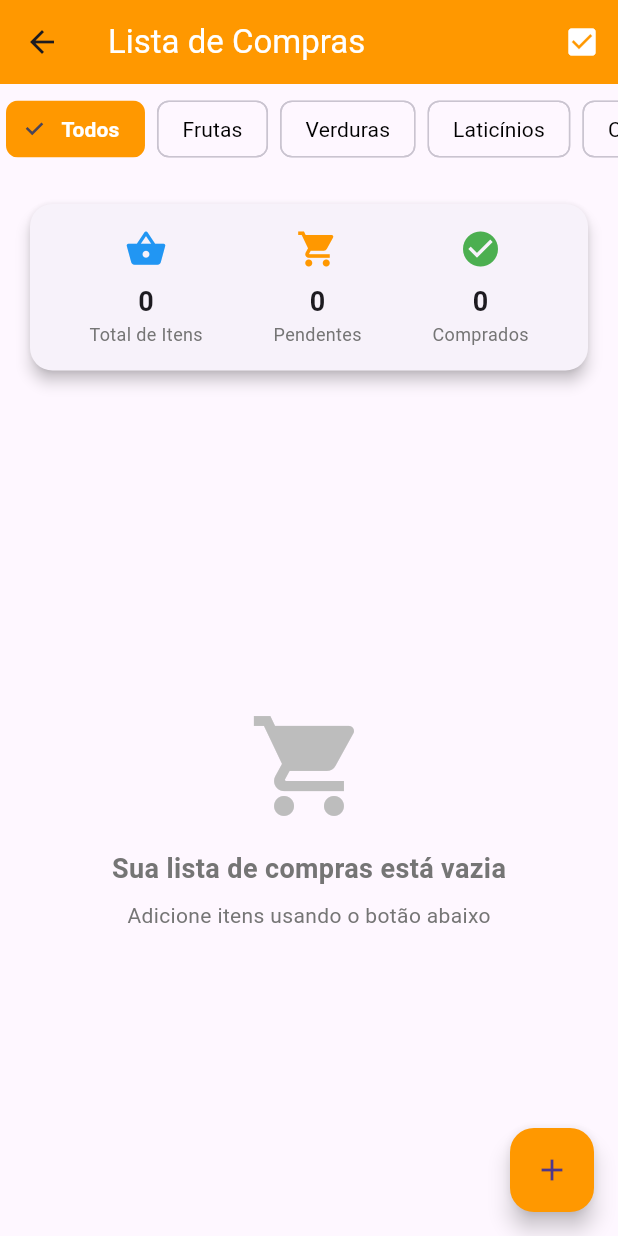
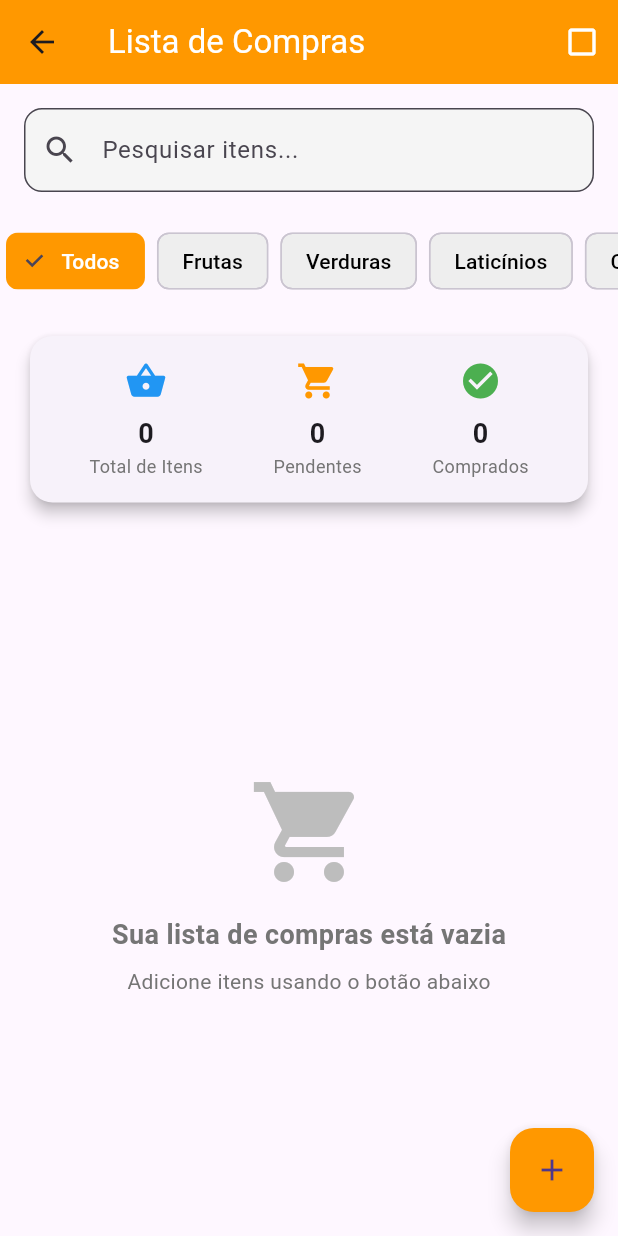
Before and after one commit to RafaelAndeloci/pdm_fatec_1, a Flutter app: the ShoppingListScreen screen opened directly, after a tap on the "check box outline blank" icon, on a phone screen of 412 x 824 dp. Run offline on Flutter 3.47's test engine with Material 3 defaults, Android fonts, the phone set to English and light mode, and no system bars; our stand-ins replace cloud_firestore, device_preview, firebase_auth, firebase_core, get_it, shared_preferences; accounts and stored records are empty.

Commit message:
feat(shopping-list): adicionando pesquisa de lista de compra

```diff
--- a/lib/controller/shopping_list/shopping_list_controller.dart
+++ b/lib/controller/shopping_list/shopping_list_controller.dart
@@ -10,15 +10,36 @@ class ShoppingListController with ChangeNotifier {
   final FirestoreService _firestoreService;
   List<ShoppingItem> _items = [];
   String? _userId;
+  String _searchQuery = '';
+  String _selectedCategory = 'Todos';
+  bool _showOnlyPending = true;
 
   ShoppingListController(this._storageService, this._firestoreService) {
     _loadItems();
   }
 
   List<ShoppingItem> get items => _items;
+  String get searchQuery => _searchQuery;
+  String get selectedCategory => _selectedCategory;
+  bool get showOnlyPending => _showOnlyPending;
 
   void setUserId(String? userId) {
     _userId = userId;
+    _loadItems();
+  }
+
+  void setSearchQuery(String query) {
+    _searchQuery = query;
+    _loadItems();
+  }
+
+  void setSelectedCategory(String category) {
+    _selectedCategory = category;
+    _loadItems();
+  }
+
+  void setShowOnlyPending(bool showOnlyPending) {
+    _showOnlyPending = showOnlyPending;
     _loadItems();
   }
 
@@ -43,22 +64,61 @@ class ShoppingListController with ChangeNotifier {
   // Carregar itens do armazenamento
   Future<void> _loadItems() async {
     if (_userId != null) {
-      // Carregar do Firestore
-      _firestoreService.getUserShoppingList(_userId!).listen((items) {
-        _items = items;
-        notifyListeners();
-      });
+      // Carregar do Firestore com filtros
+      _firestoreService
+          .searchShoppingItems(
+            _userId!,
+            searchQuery: _searchQuery,
+            category: _selectedCategory,
+            showOnlyPending: _showOnlyPending,
+          )
+          .listen((items) {
+            _items = items;
+            notifyListeners();
+          });
     } else if (_storageService.hasKey(_storageKey)) {
       // Carregar do armazenamento local
       final itemsData = _storageService.getList(_storageKey);
       if (itemsData != null) {
         _items = itemsData.map((data) => ShoppingItem.fromMap(data)).toList();
+        // Aplicar filtros localmente
+        _applyFilters();
         notifyListeners();
       }
     } else {
       _items = [];
       notifyListeners();
     }
+  }
+
+  // Aplicar filtros localmente (para armazenamento local)
+  void _applyFilters() {
+    var filteredItems = _items;
+
+    // Filtrar por categoria
+    if (_selectedCategory != 'Todos') {
+      filteredItems =
+          filteredItems
+              .where((item) => item.category == _selectedCategory)
+              .toList();
+    }
+
+    // Filtrar por status
+    if (_showOnlyPending) {
+      filteredItems = filteredItems.where((item) => !item.isChecked).toList();
+    }
+
+    // Filtrar por texto de busca
+    if (_searchQuery.isNotEmpty) {
+      final query = _searchQuery.toLowerCase();
+      filteredItems =
+          filteredItems.where((item) {
+            return item.name.toLowerCase().contains(query) ||
+                item.notes.toLowerCase().contains(query);
+          }).toList();
+    }
+
+    _items = filteredItems;
   }
 
   // Adicionar um novo item
--- a/lib/model/shopping_item_model.dart
+++ b/lib/model/shopping_item_model.dart
@@ -1,6 +1,7 @@
 class ShoppingItem {
   final String id;
   final String name;
+  final String name_lower; // Campo para busca case-insensitive
   final double quantity;
   final String unit;
   final String category;
@@ -15,13 +16,14 @@ class ShoppingItem {
     required this.category,
     this.isChecked = false,
     this.notes = '',
-  });
+  }) : name_lower = name.toLowerCase();
 
   // Converter o objeto para um mapa (para persistência)
   Map<String, dynamic> toMap() {
     return {
       'id': id,
       'name': name,
+      'name_lower': name_lower,
       'quantity': quantity,
       'unit': unit,
       'category': category,
--- a/lib/services/firestore_service.dart
+++ b/lib/services/firestore_service.dart
@@ -143,6 +143,76 @@ class FirestoreService {
                   .map((doc) => ShoppingItem.fromMap(doc.data()))
                   .toList(),
         );
+  }
+
+  // Buscar itens da lista de compras com filtros
+  Stream<List<ShoppingItem>> searchShoppingItems(
+    String userId, {
+    String? searchQuery,
+    String? category,
+    bool? showOnlyPending,
+  }) {
+    if (!_isValidUserId(userId)) {
+      throw Exception('Usuário não autenticado ou ID inválido');
+    }
+
+    // Criar uma referência para a coleção de itens do usuário
+    final itemsRef = _shoppingListRef.doc(userId).collection('items');
+
+    // Construir a consulta base
+    Query<Map<String, dynamic>> query = itemsRef;
+
+    // Aplicar filtro de status se necessário
+    if (showOnlyPending != null) {
+      query = query.where('isChecked', isEqualTo: !showOnlyPending);
+    }
+
+    // Aplicar filtro de categoria se necessário
+    if (category != null && category != 'Todos') {
+      query = query.where('category', isEqualTo: category);
+    }
+
+    // Se houver uma busca por texto
+    if (searchQuery != null && searchQuery.isNotEmpty) {
+      // Converter a busca para minúsculas para comparação
+      final searchLower = searchQuery.toLowerCase();
+
+      // Se a busca for por prefixo (palavra completa ou início de palavra)
+      if (searchLower.length >= 3) {
+        // Usar busca por prefixo no Firestore
+        query = query.orderBy('name_lower').startAt([searchLower]).endAt([
+          searchLower + '\uf8ff',
+        ]);
+      }
+    }
+
+    // Executar a consulta e retornar os resultados
+    return query.snapshots().map((snapshot) {
+      var items =
+          snapshot.docs.map((doc) => ShoppingItem.fromMap(doc.data())).toList();
+
+      // Se houver uma busca por texto, aplicar filtros adicionais localmente
+      if (searchQuery != null && searchQuery.isNotEmpty) {
+        final searchLower = searchQuery.toLowerCase();
+
+        // Filtrar por texto parcial no nome e notas
+        items =
+            items.where((item) {
+              // Se a busca for curta (menos de 3 caracteres), fazer busca parcial
+              if (searchLower.length < 3) {
+                return item.name.toLowerCase().contains(searchLower) ||
+                    item.notes.toLowerCase().contains(searchLower);
+              }
+
+              // Se a busca for mais longa, verificar se o nome começa com a busca
+              // ou se está contido nas notas
+              return item.name.toLowerCase().startsWith(searchLower) ||
+                  item.notes.toLowerCase().contains(searchLower);
+            }).toList();
+      }
+
+      return items;
+    });
   }
 
   // Métodos para configurações do usuário
--- a/lib/view/shop_list/shop_list_view.dart
+++ b/lib/view/shop_list/shop_list_view.dart
@@ -23,23 +23,10 @@ class _ShoppingListScreenState extends State<ShoppingListScreen> {
     'Outros',
   ];
 
-  String _selectedCategory = 'Todos';
-  bool _showOnlyPending = true;
-
   @override
   Widget build(BuildContext context) {
     final shoppingListController = Provider.of<ShoppingListController>(context);
-    final allItems =
-        _showOnlyPending
-            ? shoppingListController.getPendingItems()
-            : shoppingListController.items;
-
-    final filteredItems =
-        _selectedCategory == 'Todos'
-            ? allItems
-            : allItems
-                .where((item) => item.category == _selectedCategory)
-                .toList();
+    final filteredItems = shoppingListController.items;
 
     return Scaffold(
       appBar: AppBar(
@@ -51,23 +38,43 @@ class _ShoppingListScreenState extends State<ShoppingListScreen> {
         actions: [
           IconButton(
             icon: Icon(
-              _showOnlyPending
+              shoppingListController.showOnlyPending
                   ? Icons.check_box_outline_blank
                   : Icons.check_box,
               color: Colors.white,
             ),
             onPressed: () {
-              setState(() {
-                _showOnlyPending = !_showOnlyPending;
-              });
+              shoppingListController.setShowOnlyPending(
+                !shoppingListController.showOnlyPending,
+              );
             },
             tooltip:
-                _showOnlyPending ? 'Mostrar Todos' : 'Mostrar Apenas Pendentes',
+                shoppingListController.showOnlyPending
+                    ? 'Mostrar Todos'
+                    : 'Mostrar Apenas Pendentes',
           ),
         ],
       ),
       body: Column(
         children: [
+          // Campo de pesquisa
+          Padding(
+            padding: const EdgeInsets.all(16.0),
+            child: TextField(
+              decoration: InputDecoration(
+                hintText: 'Pesquisar itens...',
+                prefixIcon: const Icon(Icons.search),
+                border: OutlineInputBorder(
+                  borderRadius: BorderRadius.circular(12),
+                ),
+                filled: true,
+                fillColor: Colors.grey[100],
+              ),
+              onChanged: (value) {
+                shoppingListController.setSearchQuery(value);
+              },
+            ),
+          ),
           // Filtro de categorias
           Container(
             height: 60,
@@ -77,26 +84,23 @@ class _ShoppingListScreenState extends State<ShoppingListScreen> {
               itemCount: _categories.length,
               itemBuilder: (context, index) {
                 final category = _categories[index];
-                final isSelected = category == _selectedCategory;
-
+                final isSelected =
+                    category == shoppingListController.selectedCategory;
                 return Padding(
                   padding: const EdgeInsets.symmetric(horizontal: 4),
                   child: ChoiceChip(
                     label: Text(category),
                     selected: isSelected,
+                    onSelected: (selected) {
+                      if (selected) {
+                        shoppingListController.setSelectedCategory(category);
+                      }
+                    },
+                    backgroundColor: Colors.grey[200],
                     selectedColor: Colors.orange,
                     labelStyle: TextStyle(
                       color: isSelected ? Colors.white : Colors.black,
-                      fontWeight:
-                          isSelected ? FontWeight.bold : FontWeight.normal,
                     ),
-                    onSelected: (selected) {
-                      if (selected) {
-                        setState(() {
-                          _selectedCategory = category;
-                        });
-                      }
-                    },
                   ),
                 );
               },
@@ -259,14 +263,23 @@ class _ShoppingListScreenState extends State<ShoppingListScreen> {
 
   // Widget para mostrar estado vazio
   Widget _buildEmptyState() {
+    final shoppingListController = Provider.of<ShoppingListController>(context);
     return Center(
       child: Column(
         mainAxisAlignment: MainAxisAlignment.center,
         children: [
-          Icon(Icons.shopping_cart, size: 80, color: Colors.grey[400]),
+          Icon(
+            shoppingListController.searchQuery.isNotEmpty
+                ? Icons.search_off
+                : Icons.shopping_cart,
+            size: 80,
+            color: Colors.grey[400],
+          ),
           const SizedBox(height: 16),
           Text(
-            'Sua lista de compras está vazia',
+            shoppingListController.searchQuery.isNotEmpty
+                ? 'Nenhum item encontrado para "${shoppingListController.searchQuery}"'
+                : 'Sua lista de compras está vazia',
             style: TextStyle(
               fontSize: 18,
               fontWeight: FontWeight.bold,
@@ -275,7 +288,9 @@ class _ShoppingListScreenState extends State<ShoppingListScreen> {
           ),
           const SizedBox(height: 8),
           Text(
-            'Adicione itens usando o botão abaixo',
+            shoppingListController.searchQuery.isNotEmpty
+                ? 'Tente uma busca diferente'
+                : 'Adicione itens usando o botão abaixo',
             style: TextStyle(color: Colors.grey[600]),
           ),
         ],
```
Also changed, not shown: firestore.indexes.json (+20 -1 lines).
